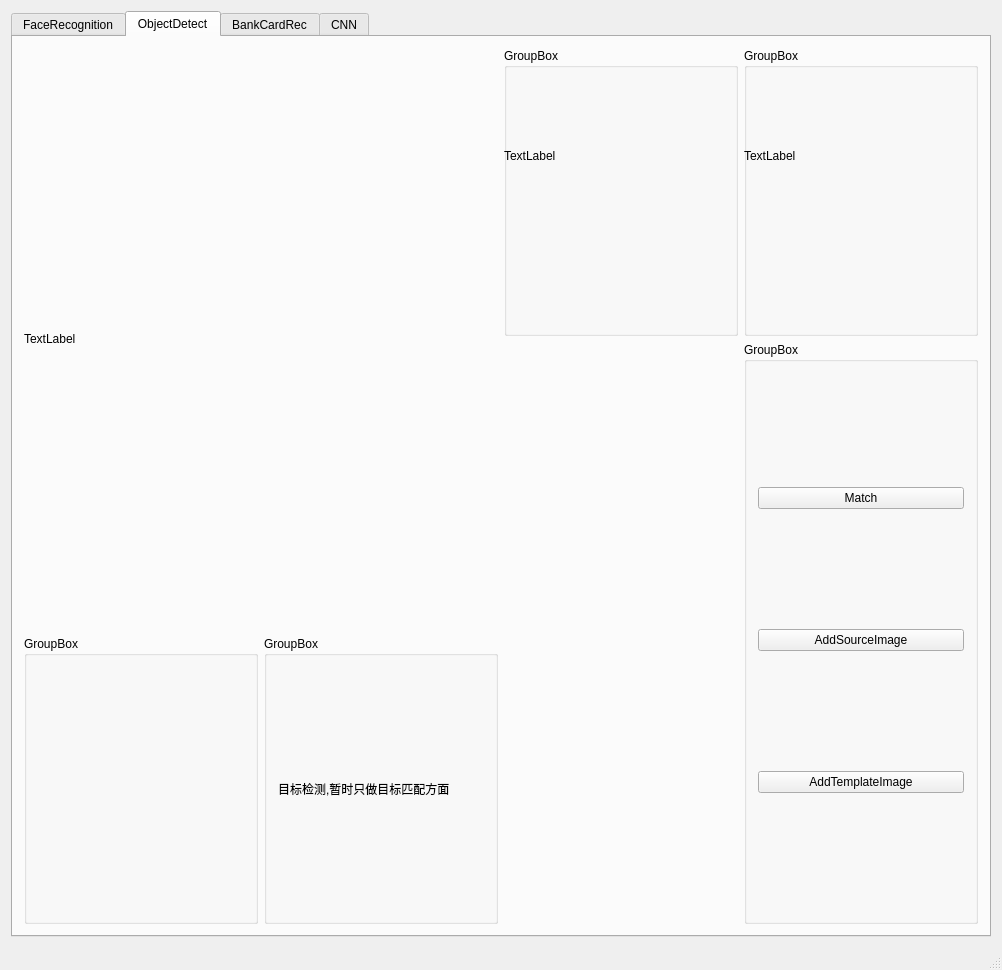
Before: the Qt Designer form Qt5openCV3DIPExtension/MainWindow.ui in Mrsherlock1996/Qt5openCV3DIPExtension, drawn with Qt 5.
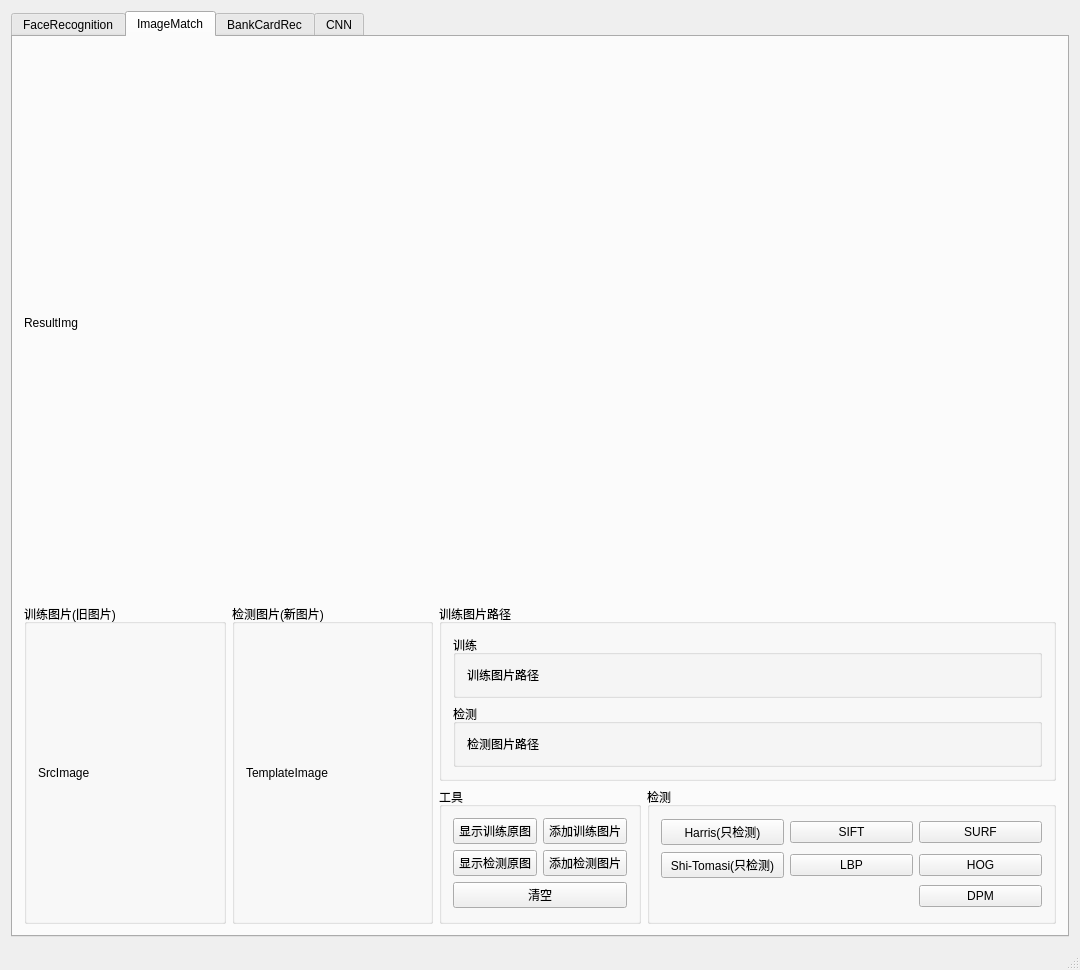
After: the same form once the commit is applied. The open tabs and pages were chosen to show the change.

Commit message: 完成Haaris,ShiTomasi,SIFT,SURF模块

What changed in the file:
```diff
--- a/Qt5openCV3DIPExtension/MainWindow.ui
+++ b/Qt5openCV3DIPExtension/MainWindow.ui
@@ -6,8 +6,8 @@
    <rect>
     <x>0</x>
     <y>0</y>
-    <width>1002</width>
-    <height>745</height>
+    <width>1080</width>
+    <height>761</height>
    </rect>
   </property>
   <property name="windowTitle">
@@ -250,104 +250,190 @@
       </widget>
       <widget class="QWidget" name="tabObjDetect">
        <attribute name="title">
-        <string>ObjectDetect</string>
+        <string>ImageMatch</string>
        </attribute>
        <layout class="QGridLayout" name="gridLayout_2">
-        <item row="2" column="0">
-         <widget class="QGroupBox" name="groupBox">
+        <item row="0" column="0" rowspan="4" colspan="5">
+         <widget class="QLabel" name="labelShowIMResult">
+          <property name="text">
+           <string>ResultImg</string>
+          </property>
+         </widget>
+        </item>
+        <item row="6" column="3" colspan="2">
+         <widget class="QGroupBox" name="groupBoxButtons">
           <property name="title">
-           <string>GroupBox</string>
+           <string>检测</string>
+          </property>
+          <layout class="QGridLayout" name="gridLayout_3">
+           <item row="2" column="2">
+            <widget class="QPushButton" name="pushButtonIMHog">
+             <property name="text">
+              <string>HOG</string>
+             </property>
+            </widget>
+           </item>
+           <item row="0" column="2">
+            <widget class="QPushButton" name="pushButtonIMSurf">
+             <property name="text">
+              <string>SURF</string>
           </property>
          </widget>
         </item>
         <item row="2" column="1">
-         <widget class="QGroupBox" name="groupBox_3">
-          <property name="title">
-           <string>GroupBox</string>
-          </property>
-          <layout class="QGridLayout" name="gridLayout_8">
+            <widget class="QPushButton" name="pushButtonIMLbp">
+             <property name="text">
+              <string>LBP</string>
+             </property>
+            </widget>
+           </item>
+           <item row="0" column="1">
+            <widget class="QPushButton" name="pushButtonIMSift">
+             <property name="text">
+              <string>SIFT</string>
+             </property>
+            </widget>
+           </item>
+           <item row="3" column="2">
+            <widget class="QPushButton" name="pushButtonIMDpm">
+             <property name="text">
+              <string>DPM</string>
+             </property>
+            </widget>
+           </item>
            <item row="0" column="0">
-            <widget class="QLabel" name="label_2">
+            <widget class="QPushButton" name="pushButtonIMHaaris">
              <property name="text">
-              <string>目标检测,暂时只做目标匹配方面</string>
+              <string>Harris(只检测)</string>
+             </property>
+            </widget>
+           </item>
+           <item row="2" column="0">
+            <widget class="QPushButton" name="pushButtonIMShitomasi">
+             <property name="text">
+              <string>Shi-Tomasi(只检测)</string>
              </property>
             </widget>
            </item>
           </layout>
          </widget>
         </item>
-        <item row="0" column="2">
+        <item row="5" column="0" rowspan="2" colspan="2">
+         <layout class="QHBoxLayout" name="horizontalLayout_2">
+          <item>
          <widget class="QGroupBox" name="groupBoxSrc">
           <property name="title">
-           <string>GroupBox</string>
-          </property>
-          <widget class="QLabel" name="labelShowODSrc">
-           <property name="geometry">
-            <rect>
-             <x>0</x>
-             <y>0</y>
-             <width>271</width>
-             <height>216</height>
-            </rect>
-           </property>
+             <string>训练图片(旧图片)</string>
+            </property>
+            <layout class="QGridLayout" name="gridLayout_8">
+             <item row="0" column="0">
+              <widget class="QLabel" name="labelShowIMOldImg">
            <property name="text">
-            <string>TextLabel</string>
-           </property>
-          </widget>
-         </widget>
-        </item>
-        <item row="0" column="3">
+                <string>SrcImage</string>
+               </property>
+              </widget>
+             </item>
+            </layout>
+           </widget>
+          </item>
+          <item>
          <widget class="QGroupBox" name="groupBoxTemplate">
           <property name="title">
-           <string>GroupBox</string>
-          </property>
-          <widget class="QLabel" name="labelShowODTemp">
-           <property name="geometry">
-            <rect>
-             <x>0</x>
-             <y>0</y>
-             <width>271</width>
-             <height>216</height>
-            </rect>
-           </property>
+             <string>检测图片(新图片)</string>
+            </property>
+            <layout class="QGridLayout" name="gridLayout_17">
+             <item row="0" column="0">
+              <widget class="QLabel" name="labelShowIMNewImg">
+               <property name="text">
+                <string>TemplateImage</string>
+               </property>
+              </widget>
+             </item>
+            </layout>
+           </widget>
+          </item>
+         </layout>
+        </item>
+        <item row="6" column="2">
+         <widget class="QGroupBox" name="groupBox">
+          <property name="title">
+           <string>工具</string>
+          </property>
+          <layout class="QGridLayout" name="gridLayout_18">
+           <item row="0" column="0">
+            <widget class="QPushButton" name="pushButtonIMOriginOld">
            <property name="text">
-            <string>TextLabel</string>
-           </property>
-          </widget>
-         </widget>
-        </item>
-        <item row="0" column="0" rowspan="2" colspan="2">
-         <widget class="QLabel" name="labelShowODResult">
+              <string>显示训练原图</string>
+             </property>
+            </widget>
+           </item>
+           <item row="3" column="1">
+            <widget class="QPushButton" name="pushButtonIMAddNewImg">
+             <property name="text">
+              <string>添加检测图片</string>
+             </property>
+            </widget>
+           </item>
+           <item row="0" column="1">
+            <widget class="QPushButton" name="pushButtonIMAddOldImg">
           <property name="text">
-           <string>TextLabel</string>
+              <string>添加训练图片</string>
           </property>
          </widget>
         </item>
-        <item row="1" column="3" rowspan="2">
-         <widget class="QGroupBox" name="groupBoxButtons">
-          <property name="title">
-           <string>GroupBox</string>
-          </property>
-          <layout class="QGridLayout" name="gridLayout_3">
-           <item row="0" column="0">
-            <widget class="QPushButton" name="pushButtonODMatch">
+           <item row="4" column="0" colspan="2">
+            <widget class="QPushButton" name="pushButtonIMClearAll">
+             <property name="text">
+              <string>清空</string>
+             </property>
+            </widget>
+           </item>
+           <item row="3" column="0">
+            <widget class="QPushButton" name="pushButtonIMOriginNew">
              <property name="text">
-              <string>Match</string>
+              <string>显示检测原图</string>
              </property>
             </widget>
            </item>
-           <item row="1" column="0">
-            <widget class="QPushButton" name="pushButtonODAddSrc">
+          </layout>
+         </widget>
+        </item>
+        <item row="5" column="2" colspan="3">
+         <widget class="QGroupBox" name="groupBox_3">
+          <property name="title">
+           <string>训练图片路径</string>
+          </property>
+          <layout class="QVBoxLayout" name="verticalLayout">
+           <item>
+            <widget class="QGroupBox" name="groupBox_11">
+             <property name="title">
+              <string>训练</string>
+             </property>
+             <layout class="QVBoxLayout" name="verticalLayout_2">
+              <item>
+               <widget class="QLabel" name="labelIMOldImgPath">
              <property name="text">
-              <string>AddSourceImage</string>
+                 <string>训练图片路径</string>
              </property>
             </widget>
            </item>
-           <item row="2" column="0">
-            <widget class="QPushButton" name="pushButtonODAddTemp">
+             </layout>
+            </widget>
+           </item>
+           <item>
+            <widget class="QGroupBox" name="groupBox_12">
+             <property name="title">
+              <string>检测</string>
+             </property>
+             <layout class="QVBoxLayout" name="verticalLayout_3">
+              <item>
+               <widget class="QLabel" name="labelIMNewImgPath">
              <property name="text">
-              <string>AddTemplateImage</string>
-             </property>
+                 <string>检测图片路径</string>
+                </property>
+               </widget>
+              </item>
+             </layout>
             </widget>
            </item>
           </layout>
```
Left out of the diff: 6 changed lines with no effect on the pictures. Lines whose indentation alone changed are shown as unchanged. The commit also changes 8 other files.
